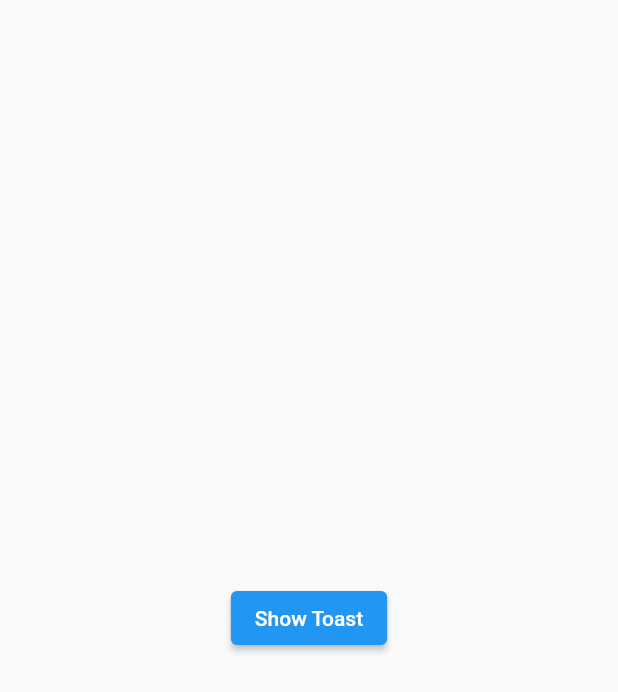
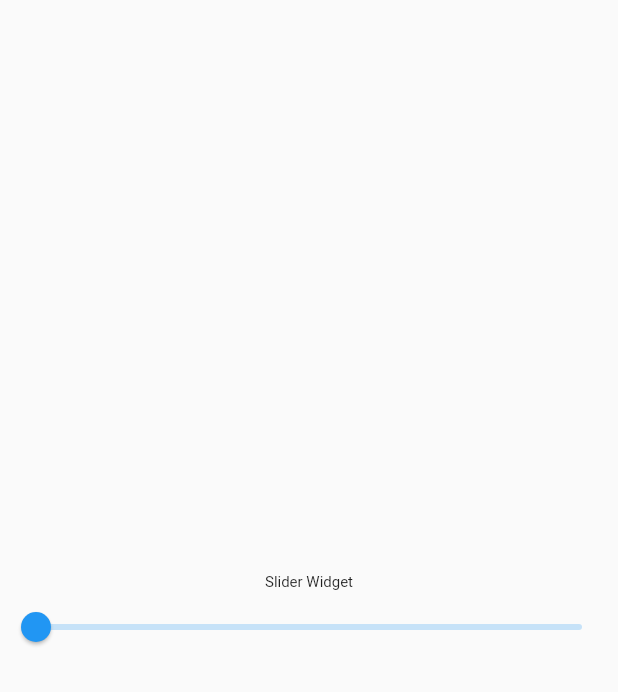
Before and after one commit to arjun-baidya/flutter_learning_materials, a Flutter app: the screen it shows after launch, on a phone screen of 412 x 824 dp. Shown: the top 692 px of the screen. Run offline on Flutter 3.47's test engine with Material 2 defaults, Android fonts, the phone set to English and light mode, and no system bars; our stand-ins replace curved_navigation_bar, fluttertoast, image_picker, liquid_swipe.

Commit message:
slider widget update

```diff
--- /dev/null
+++ b/lib/flutter_widgets/slider_widget.dart
@@ -0,0 +1,33 @@
+import 'package:flutter/material.dart';
+
+class SliderWidget extends StatefulWidget {
+  const SliderWidget({ Key? key }) : super(key: key);
+
+  @override
+  State<SliderWidget> createState() => _SliderWidgetState();
+}
+
+class _SliderWidgetState extends State<SliderWidget> {
+  var _value = 10.0;
+  @override
+  Widget build(BuildContext context) {
+    return Scaffold(
+      body: Column(
+        mainAxisAlignment: MainAxisAlignment.center,
+        children: [
+           Text("Slider Widget", style: TextStyle(fontSize:_value),),
+          Slider(
+            min: 10,
+            max: 25,
+            value: _value,
+            onChanged: (value) {
+              setState(() {
+                _value = value;
+              });
+            },
+            ),
+        ],
+      ),
+    );
+  }
+}
--- a/lib/main.dart
+++ b/lib/main.dart
@@ -20,6 +20,7 @@ import 'package:flutter_learning_materials/flutter_widgets/page_view_widget.dart
 import 'package:flutter_learning_materials/flutter_widgets/row_widget.dart';
 import 'package:flutter_learning_materials/flutter_widgets/safearea_widget.dart';
 import 'package:flutter_learning_materials/flutter_widgets/singlechildscroleview_widget.dart';
+import 'package:flutter_learning_materials/flutter_widgets/slider_widget.dart';
 import 'package:flutter_learning_materials/flutter_widgets/sliverappbar_widget.dart';
 import 'package:flutter_learning_materials/flutter_widgets/snackbar_widget.dart';
 import 'package:flutter_learning_materials/flutter_widgets/stack_positioned_floatbutton_widget.dart';
@@ -65,7 +66,8 @@ class MyApp extends StatelessWidget {
       // home: const AlertDialogWidget(),
       // home: const CarvedNavbarWidget(),
       // home: const SnackBarWidget(),
-      home: const FlutterToastWidget(),
+      // home: const FlutterToastWidget(),
+      home: const SliderWidget(),
     );
   }
 }
```
